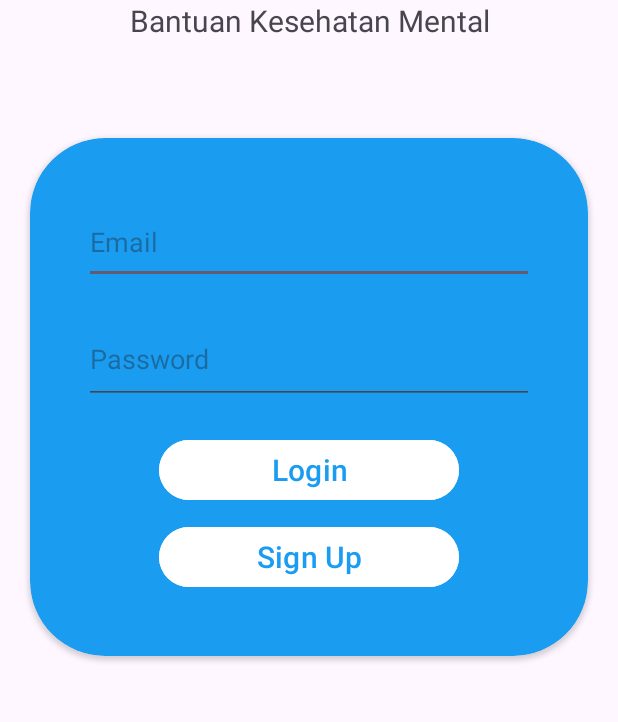
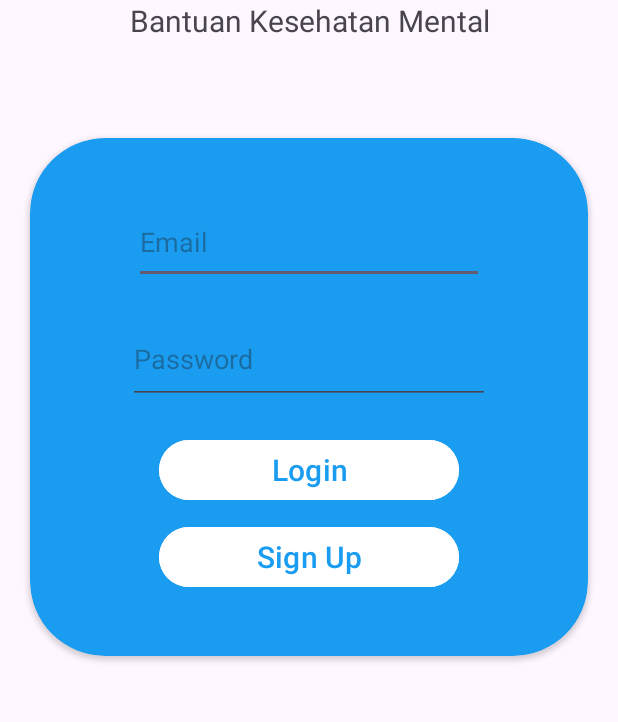
Before and after one commit to vianozx/BantalApp, an Android app: the screen it shows after launch (MainActivity), on a phone screen of 412 x 824 dp, the part 256-978 px from its top. Run offline under Robolectric (Android 15) with nearby library versions, the phone set to English and light mode, and no system bars; our stand-ins replace Firebase (no records; nobody signed in at launch, a user with empty details on screens opened directly).

```diff
--- a/app/src/main/res/layout/activity_main.xml
+++ b/app/src/main/res/layout/activity_main.xml
@@ -56,8 +56,10 @@
 
                 <EditText
                     android:id="@+id/emailInput"
-                    android:layout_width="300sp"
+                    android:layout_width="233dp"
                     android:layout_height="56dp"
+                    android:layout_marginStart="10dp"
+                    android:layout_marginEnd="10dp"
                     android:layout_marginBottom="20dp"
                     android:ems="10"
                     android:hint="Email"
@@ -65,7 +67,7 @@
 
                 <EditText
                     android:id="@+id/passInput"
-                    android:layout_width="300sp"
+                    android:layout_width="241dp"
                     android:layout_height="60dp"
                     android:layout_marginBottom="20dp"
                     android:ems="10"
```
